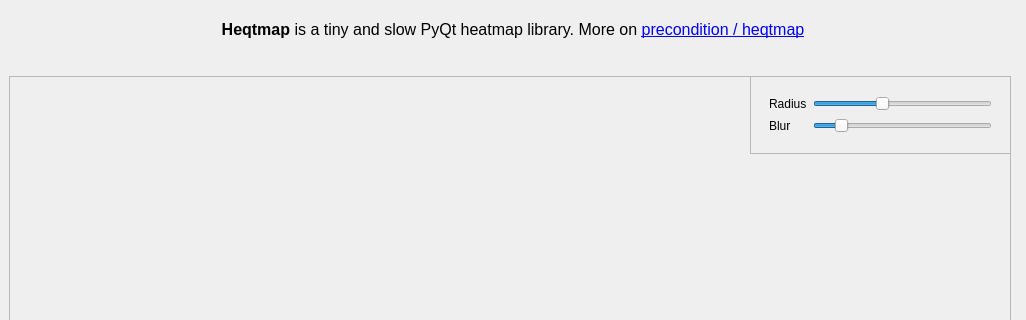
Qt form demo/simpleheat_replica/ui.ui (precondition/hot_blobs) before a commit; both pictures show x 0 to 1026 and y 0 to 320 of the 1026 by 687 pixel window.
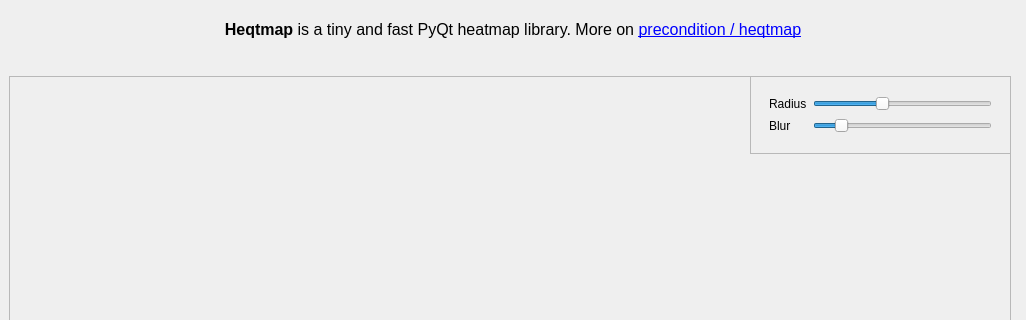
The same form after that commit. Custom widgets are drawn as their Qt base class.

Diff of the .ui file:
```diff
--- a/demo/simpleheat_replica/ui.ui
+++ b/demo/simpleheat_replica/ui.ui
@@ -36,7 +36,7 @@
        <string notr="true"/>
       </property>
       <property name="text">
-       <string>&lt;html&gt;&lt;head/&gt;&lt;body&gt;&lt;p align=&quot;center&quot;&gt;&lt;span style=&quot; font-size:12pt; font-weight:600;&quot;&gt;Heqtmap&lt;/span&gt;&lt;span style=&quot; font-size:12pt;&quot;&gt; is a tiny and slow PyQt heatmap library. More on &lt;/span&gt;&lt;a href=&quot;https://github.com/precondition/simpleheat&quot;&gt;&lt;span style=&quot; font-size:12pt; text-decoration: underline; color:#0000ff;&quot;&gt;precondition / heqtmap&lt;/span&gt;&lt;/a&gt;&lt;/p&gt;&lt;/body&gt;&lt;/html&gt;</string>
+       <string>&lt;html&gt;&lt;head/&gt;&lt;body&gt;&lt;p align=&quot;center&quot;&gt;&lt;span style=&quot; font-size:12pt; font-weight:600;&quot;&gt;Heqtmap&lt;/span&gt;&lt;span style=&quot; font-size:12pt;&quot;&gt; is a tiny and fast PyQt heatmap library. More on &lt;/span&gt;&lt;a href=&quot;https://github.com/precondition/simpleheat&quot;&gt;&lt;span style=&quot; font-size:12pt; text-decoration: underline; color:#0000ff;&quot;&gt;precondition / heqtmap&lt;/span&gt;&lt;/a&gt;&lt;/p&gt;&lt;/body&gt;&lt;/html&gt;</string>
       </property>
       <property name="wordWrap">
        <bool>true</bool>
```
